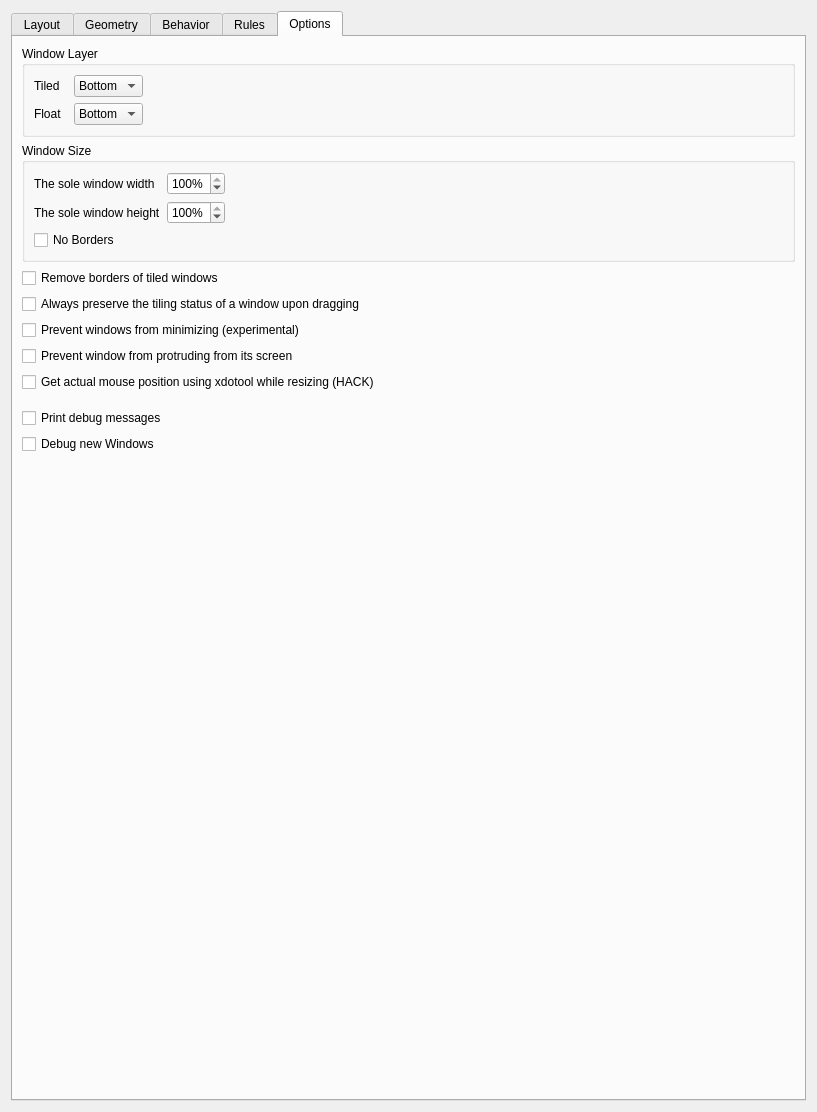
This is res/config.ui in uberkael/krohnkite as Qt 5 draws it before an edit. The edited form follows.
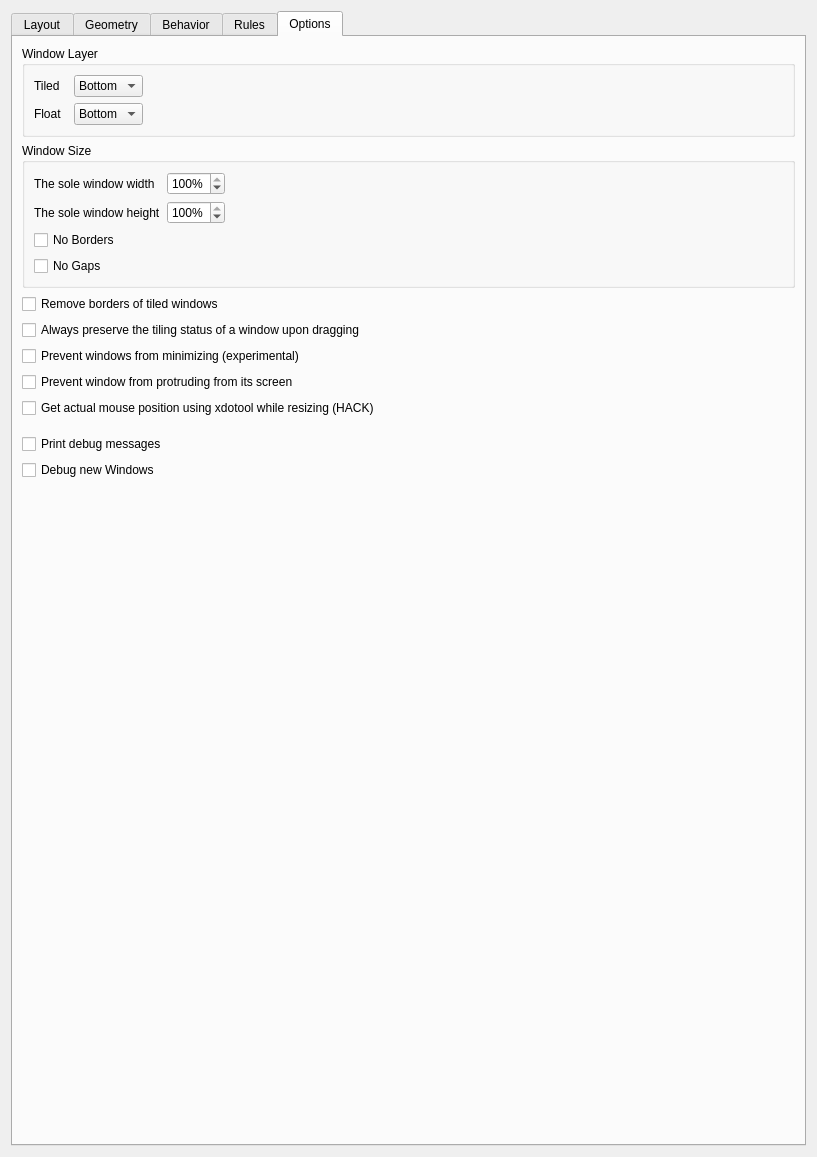
This is the edited form. The open tabs and pages were chosen to show the change.

Commit message: RETURN: the ability to remove gaps in the sole window

The edit to the form file:
```diff
--- a/res/config.ui
+++ b/res/config.ui
@@ -7,7 +7,7 @@
     <x>0</x>
     <y>0</y>
     <width>817</width>
-    <height>1112</height>
+    <height>1157</height>
    </rect>
   </property>
   <property name="minimumSize">
@@ -1244,6 +1244,13 @@
             </property>
            </widget>
           </item>
+          <item row="3" column="0">
+           <widget class="QCheckBox" name="kcfg_soleWindowNoGaps">
+            <property name="text">
+             <string>No Gaps</string>
+            </property>
+           </widget>
+          </item>
          </layout>
          <zorder>kcfg_soleWindowWidth</zorder>
          <zorder>label_15</zorder>
```
Left out of the diff: 23 changed lines with no effect on the pictures. The commit also changes 4 other files.
